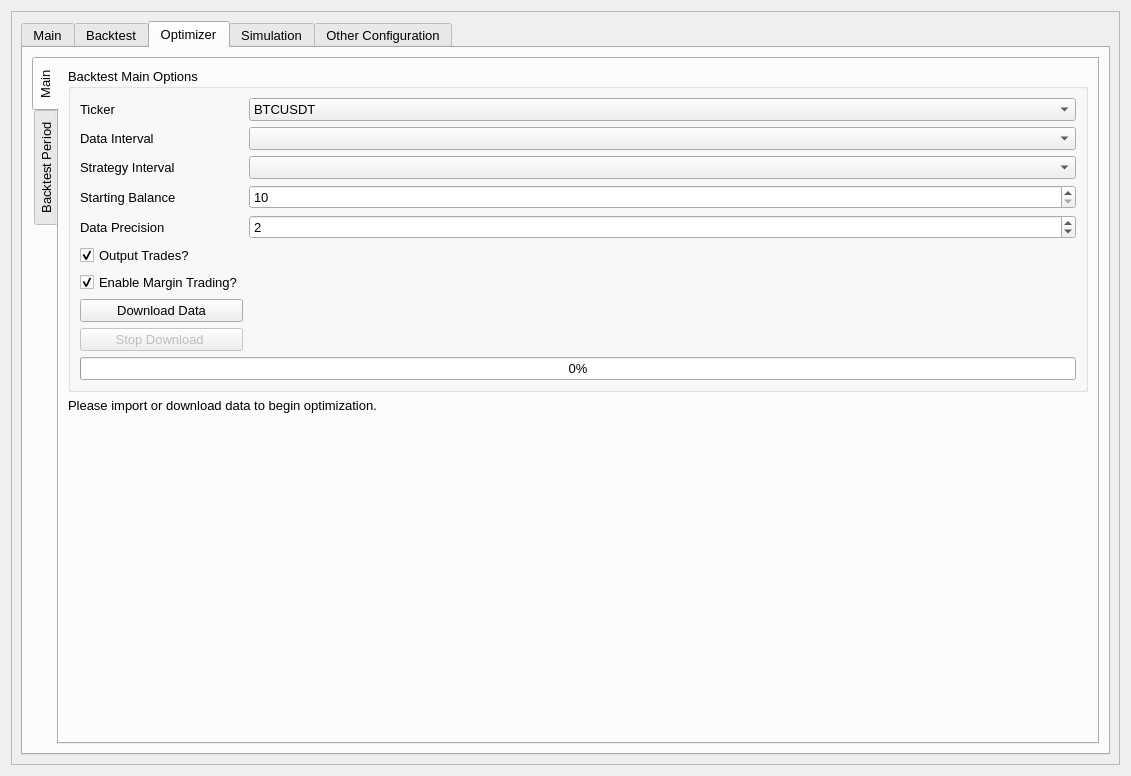
Above: UI/configuration.ui from ZENALC/algobot before the change. Below: the same form after it.
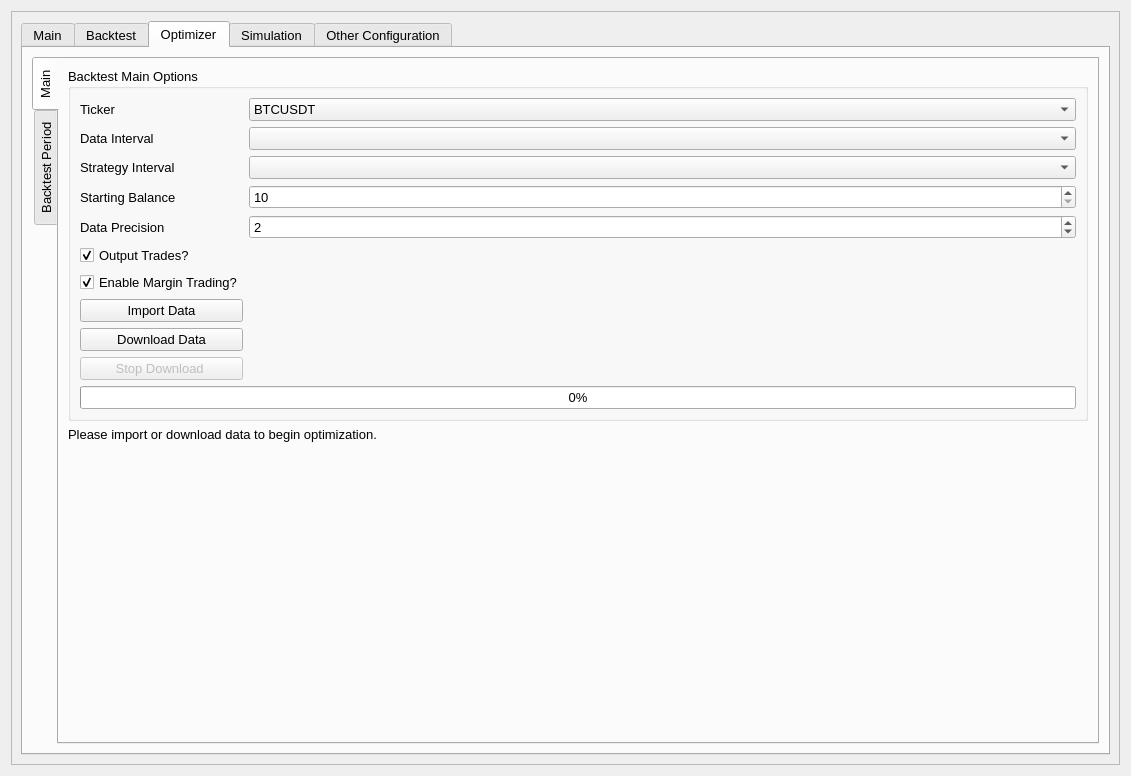
That is the form after the change. The open tabs and pages were chosen to show the change.

```diff
--- a/UI/configuration.ui
+++ b/UI/configuration.ui
@@ -1236,6 +1236,16 @@
                     </property>
                    </widget>
                   </item>
+                  <item row="8" column="0">
+                   <widget class="QPushButton" name="optimizerImportDataButton">
+                    <property name="text">
+                     <string>Import Data</string>
+                    </property>
+                    <property name="autoDefault">
+                     <bool>false</bool>
+                    </property>
+                   </widget>
+                  </item>
                  </layout>
                 </widget>
                </item>
```
Left out of the diff: 2 changed lines with no effect on the pictures.
